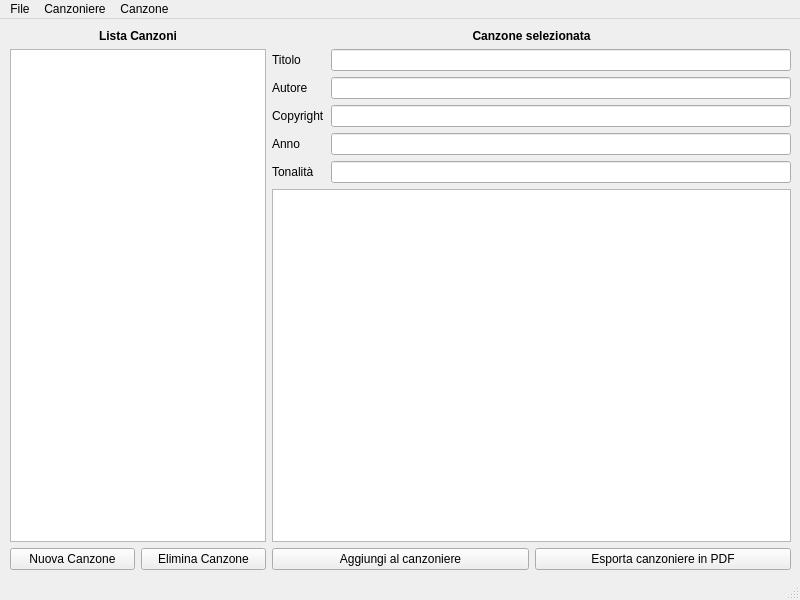
Old version of the form ui/interface.ui in the repository robol/songbook-editor.
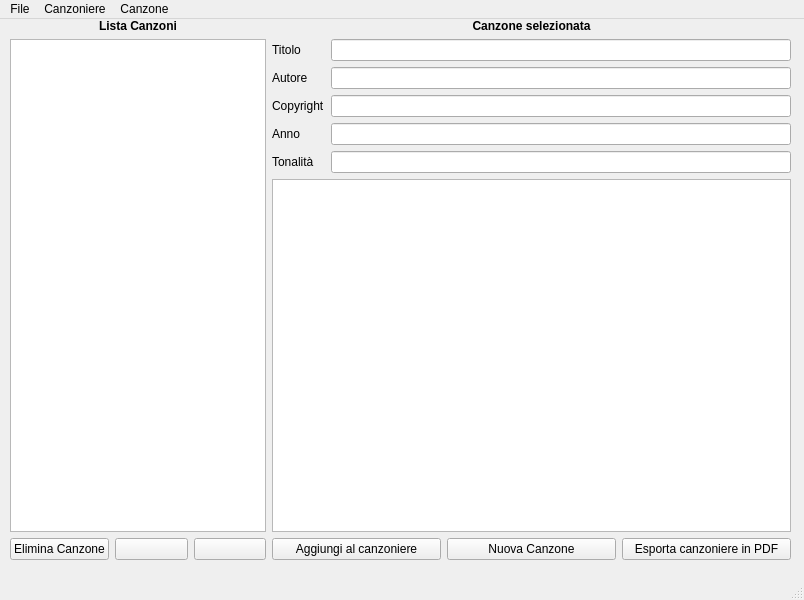
New version of the form. Icons and pictures are not drawn.

What changed in the file:
```diff
--- a/ui/interface.ui
+++ b/ui/interface.ui
@@ -6,7 +6,7 @@
    <rect>
     <x>0</x>
     <y>0</y>
-    <width>800</width>
+    <width>804</width>
     <height>600</height>
    </rect>
   </property>
@@ -14,23 +14,29 @@
    <string>SongBook Editor 0.2</string>
   </property>
   <widget class="QWidget" name="centralwidget">
+   <property name="sizePolicy">
+    <sizepolicy hsizetype="MinimumExpanding" vsizetype="MinimumExpanding">
+     <horstretch>0</horstretch>
+     <verstretch>0</verstretch>
+    </sizepolicy>
+   </property>
    <widget class="QWidget" name="gridLayoutWidget">
     <property name="geometry">
      <rect>
       <x>10</x>
-      <y>10</y>
+      <y>0</y>
       <width>781</width>
       <height>541</height>
      </rect>
     </property>
     <layout class="QGridLayout" name="gridLayout">
      <property name="sizeConstraint">
-      <enum>QLayout::SetMaximumSize</enum>
+      <enum>QLayout::SetDefaultConstraint</enum>
      </property>
      <item row="1" column="0">
       <widget class="QListWidget" name="list_songs">
        <property name="sizePolicy">
-        <sizepolicy hsizetype="Fixed" vsizetype="Expanding">
+        <sizepolicy hsizetype="Fixed" vsizetype="Ignored">
          <horstretch>0</horstretch>
          <verstretch>0</verstretch>
         </sizepolicy>
@@ -39,31 +45,72 @@
      </item>
      <item row="2" column="0" rowspan="2">
       <layout class="QHBoxLayout" name="horizontalLayout">
-       <item>
-        <widget class="QPushButton" name="btn_new_song">
-         <property name="text">
-          <string>Nuova Canzone</string>
-         </property>
-        </widget>
-       </item>
        <item>
         <widget class="QPushButton" name="btn_delete_song">
+         <property name="sizePolicy">
+          <sizepolicy hsizetype="Minimum" vsizetype="Ignored">
+           <horstretch>0</horstretch>
+           <verstretch>0</verstretch>
+          </sizepolicy>
+         </property>
          <property name="text">
           <string>Elimina Canzone</string>
          </property>
         </widget>
        </item>
+       <item>
+        <widget class="QPushButton" name="btn_list_move_up">
+         <property name="text">
+          <string/>
+         </property>
+         <property name="icon">
+          <iconset>
+           <normaloff>ui/images/up.png</normaloff>ui/images/up.png</iconset>
+         </property>
+        </widget>
+       </item>
+       <item>
+        <widget class="QPushButton" name="btn_list_move_down">
+         <property name="text">
+          <string/>
+         </property>
+         <property name="icon">
+          <iconset>
+           <normaloff>ui/images/down.png</normaloff>ui/images/down.png</iconset>
+         </property>
+        </widget>
+       </item>
       </layout>
      </item>
      <item row="1" column="1">
       <layout class="QVBoxLayout" name="verticalLayout">
+       <property name="sizeConstraint">
+        <enum>QLayout::SetDefaultConstraint</enum>
+       </property>
        <item>
         <layout class="QGridLayout" name="gridLayout_2">
+         <property name="sizeConstraint">
+          <enum>QLayout::SetDefaultConstraint</enum>
+         </property>
          <item row="0" column="1">
-          <widget class="QLineEdit" name="le_title"/>
+          <widget class="QLineEdit" name="le_title">
+           <property name="sizePolicy">
+            <sizepolicy hsizetype="MinimumExpanding" vsizetype="Fixed">
+             <horstretch>0</horstretch>
+             <verstretch>0</verstretch>
+            </sizepolicy>
+           </property>
+          </widget>
          </item>
          <item row="1" column="1">
-          <widget class="QLineEdit" name="le_tauthor"/>
+          <widget class="QLineEdit" name="le_tauthor">
+           <property name="sizePolicy">
+            <sizepolicy hsizetype="MinimumExpanding" vsizetype="Fixed">
+             <horstretch>0</horstretch>
+             <verstretch>0</verstretch>
+            </sizepolicy>
+           </property>
+          </widget>
          </item>
          <item row="0" column="0">
           <widget class="QLabel" name="label">
@@ -80,7 +127,14 @@
           </widget>
          </item>
          <item row="2" column="1">
-          <widget class="QLineEdit" name="le_mauthor"/>
+          <widget class="QLineEdit" name="le_mauthor">
+           <property name="sizePolicy">
+            <sizepolicy hsizetype="MinimumExpanding" vsizetype="Fixed">
+             <horstretch>0</horstretch>
+             <verstretch>0</verstretch>
+            </sizepolicy>
+           </property>
+          </widget>
          </item>
          <item row="2" column="0">
           <widget class="QLabel" name="label_3">
@@ -90,10 +144,24 @@
           </widget>
          </item>
          <item row="3" column="1">
-          <widget class="QLineEdit" name="le_year"/>
+          <widget class="QLineEdit" name="le_year">
+           <property name="sizePolicy">
+            <sizepolicy hsizetype="MinimumExpanding" vsizetype="Fixed">
+             <horstretch>0</horstretch>
+             <verstretch>0</verstretch>
+            </sizepolicy>
+           </property>
+          </widget>
          </item>
          <item row="4" column="1">
-          <widget class="QLineEdit" name="le_tone"/>
+          <widget class="QLineEdit" name="le_tone">
+           <property name="sizePolicy">
+            <sizepolicy hsizetype="MinimumExpanding" vsizetype="Fixed">
+             <horstretch>0</horstretch>
+             <verstretch>0</verstretch>
+            </sizepolicy>
+           </property>
+          </widget>
          </item>
          <item row="3" column="0">
           <widget class="QLabel" name="label_4">
@@ -113,6 +181,12 @@
        </item>
        <item>
         <widget class="QTextEdit" name="te_body">
+         <property name="sizePolicy">
+          <sizepolicy hsizetype="Preferred" vsizetype="MinimumExpanding">
+           <horstretch>0</horstretch>
+           <verstretch>0</verstretch>
+          </sizepolicy>
+         </property>
          <property name="acceptRichText">
           <bool>false</bool>
          </property>
@@ -122,15 +196,43 @@
      </item>
      <item row="2" column="1" rowspan="2">
       <layout class="QHBoxLayout" name="horizontalLayout_2">
+       <property name="sizeConstraint">
+        <enum>QLayout::SetDefaultConstraint</enum>
+       </property>
        <item>
         <widget class="QPushButton" name="btn_savesong">
+         <property name="sizePolicy">
+          <sizepolicy hsizetype="Minimum" vsizetype="MinimumExpanding">
+           <horstretch>0</horstretch>
+           <verstretch>0</verstretch>
+          </sizepolicy>
+         </property>
          <property name="text">
           <string>Aggiungi al canzoniere</string>
          </property>
         </widget>
        </item>
+       <item>
+        <widget class="QPushButton" name="btn_new_song">
+         <property name="sizePolicy">
+          <sizepolicy hsizetype="Minimum" vsizetype="MinimumExpanding">
+           <horstretch>0</horstretch>
+           <verstretch>0</verstretch>
+          </sizepolicy>
+         </property>
+         <property name="text">
+          <string>Nuova Canzone</string>
+         </property>
+        </widget>
+       </item>
        <item>
         <widget class="QPushButton" name="btn_create_pdf">
+         <property name="sizePolicy">
+          <sizepolicy hsizetype="Minimum" vsizetype="MinimumExpanding">
+           <horstretch>0</horstretch>
+           <verstretch>0</verstretch>
+          </sizepolicy>
+         </property>
          <property name="text">
           <string>Esporta canzoniere in PDF</string>
          </property>
@@ -174,7 +276,7 @@
     <rect>
      <x>0</x>
      <y>0</y>
-     <width>800</width>
+     <width>804</width>
      <height>23</height>
     </rect>
    </property>
```
